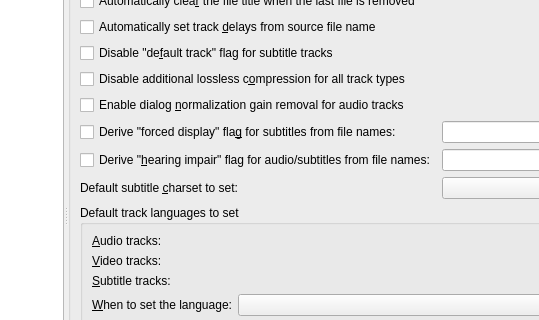
First picture: the form in src/mkvtoolnix-gui/forms/main_window/preferences_dialog.ui, repository jpsdr/MKVToolnix-Windows-7, before the edit; both pictures show x 186 to 725 and y 144 to 464 of the 850 by 745 pixel window.
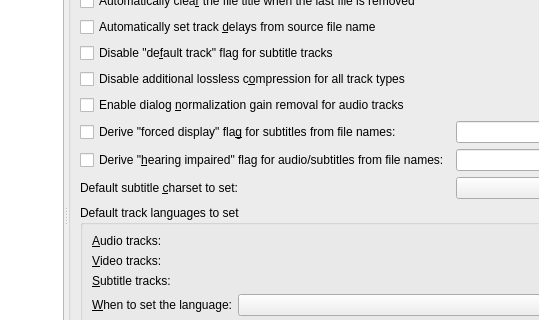
Second picture: the form after the edit. The open tabs and pages were chosen to show the change. Icons and pictures are not drawn. Custom widgets are drawn as their Qt base class.

Commit message: GUI: prefs: fix spelling mistake

Patch:
```diff
--- a/src/mkvtoolnix-gui/forms/main_window/preferences_dialog.ui
+++ b/src/mkvtoolnix-gui/forms/main_window/preferences_dialog.ui
@@ -1372,7 +1372,7 @@
              <item row="1" column="0">
               <widget class="QCheckBox" name="cbMDeriveHearingImpairedFlag">
                <property name="text">
-                <string>Derive &quot;&amp;hearing impair&quot; flag for audio/subtitles from file names:</string>
+                <string>Derive &quot;&amp;hearing impaired&quot; flag for audio/subtitles from file names:</string>
                </property>
               </widget>
              </item>
```
